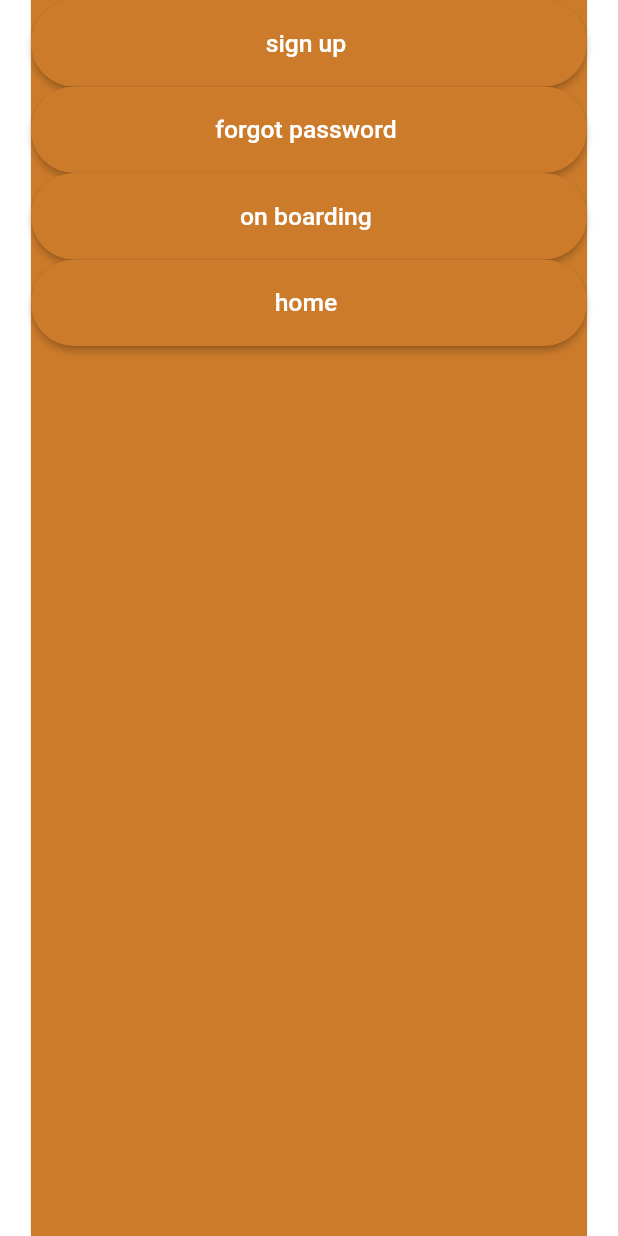
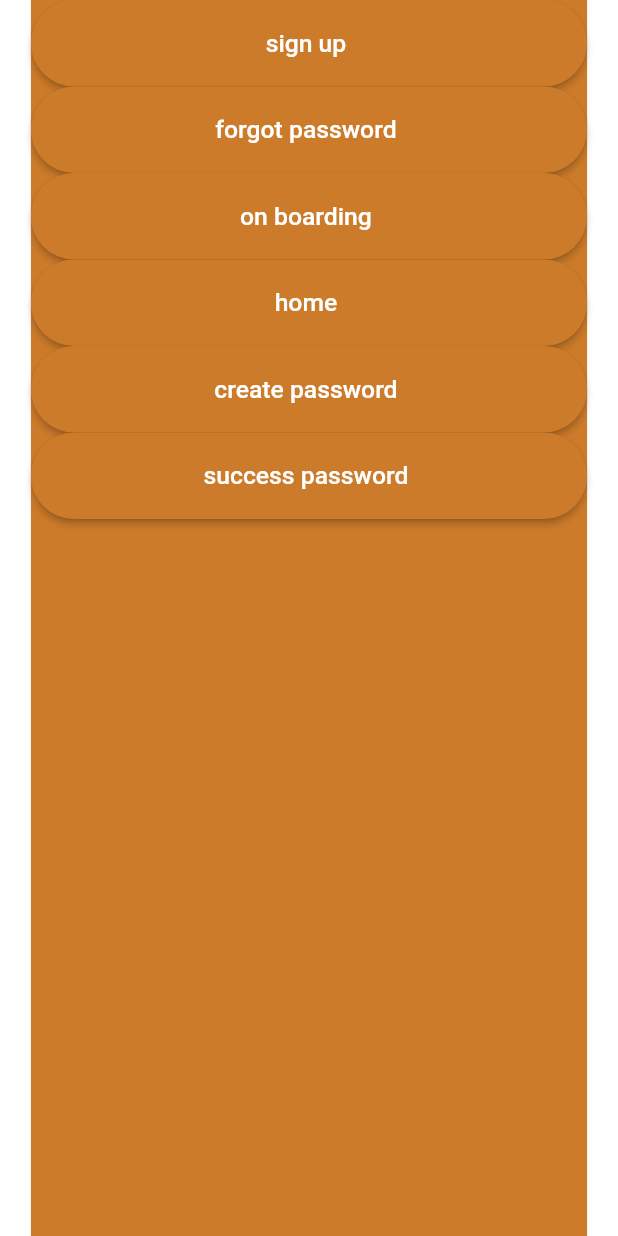
Before and after one commit to MidoRoshdy/Educare, a Flutter app: the screen it shows after launch, on a phone screen of 412 x 824 dp. Run offline on Flutter 3.47's test engine with Material 2 defaults, Android fonts, the phone set to English and light mode, and no system bars; our stand-ins replace sizer.

Commit message:
add pages
create pass , sucess pass

```diff
--- a/lib/core/app_routes.dart
+++ b/lib/core/app_routes.dart
@@ -1,3 +1,5 @@
+import 'package:educare2/screens/userhandel/forgetpassword/components/create%20pass/createpassword.dart';
+import 'package:educare2/screens/userhandel/forgetpassword/components/succes%20pass/successpassword.dart';
 import 'package:educare2/screens/userhandel/forgetpassword/forgetpassword.dart';
 import 'package:educare2/screens/userhandel/login/login.dart';
 import 'package:flutter/material.dart';
@@ -18,9 +20,11 @@ class AppRoutes {
   //create account and choose
   static const String signup = "signup";
   //reset password and email send
+  static const String createpassword = "createpassword";
   static const String forgetPassword = "forgetPassword";
   static const String emailSent = "emailSent";
   static const String chooseNewPass = "chooseNewPass";
+  static const String sucesspassword = "sucesspassword";
   //homescreen
   static const String home = "home";
 
@@ -62,10 +66,22 @@ class AppRoutes {
             return const LoginPage();
           },
         );
+      case createpassword:
+        return MaterialPageRoute(
+          builder: (context) {
+            return const CreatePassword();
+          },
+        );
       case forgetPassword:
         return MaterialPageRoute(
           builder: (context) {
             return const ForgetPasswordPage();
+          },
+        );
+      case sucesspassword:
+        return MaterialPageRoute(
+          builder: (context) {
+            return const SuccessPassword();
           },
         );
       case home:
--- a/lib/screens/SplashScreen/SplashScreen.dart
+++ b/lib/screens/SplashScreen/SplashScreen.dart
@@ -96,6 +96,48 @@ class SplashScreen extends StatelessWidget {
                                 fontWeight: FontWeight.w500),
                           ),
                         )),
+                    SizedBox(
+                        width: 90.w,
+                        height: 7.h,
+                        child: ElevatedButton(
+                          onPressed: () {
+                            Navigator.of(context)
+                                .pushNamed(AppRoutes.createpassword);
+                          },
+                          style: ElevatedButton.styleFrom(
+                              backgroundColor:
+                                  const Color.fromARGB(255, 204, 123, 42),
+                              shape: RoundedRectangleBorder(
+                                  borderRadius: BorderRadius.circular(50))),
+                          child: Text(
+                            "create password ",
+                            style: TextStyle(
+                                color: Colors.white,
+                                fontSize: 12.sp,
+                                fontWeight: FontWeight.w500),
+                          ),
+                        )),
+                    SizedBox(
+                        width: 90.w,
+                        height: 7.h,
+                        child: ElevatedButton(
+                          onPressed: () {
+                            Navigator.of(context)
+                                .pushNamed(AppRoutes.sucesspassword);
+                          },
+                          style: ElevatedButton.styleFrom(
+                              backgroundColor:
+                                  const Color.fromARGB(255, 204, 123, 42),
+                              shape: RoundedRectangleBorder(
+                                  borderRadius: BorderRadius.circular(50))),
+                          child: Text(
+                            "success password ",
+                            style: TextStyle(
+                                color: Colors.white,
+                                fontSize: 12.sp,
+                                fontWeight: FontWeight.w500),
+                          ),
+                        )),
                   ],
                 ))));
   }
```
Also changed, not shown: lib/screens/userhandel/forgetpassword/components/create pass/createpassword.dart (added, +39 -0 lines), lib/screens/userhandel/forgetpassword/components/succes pass/successpassword.dart (added, +39 -0 lines).
